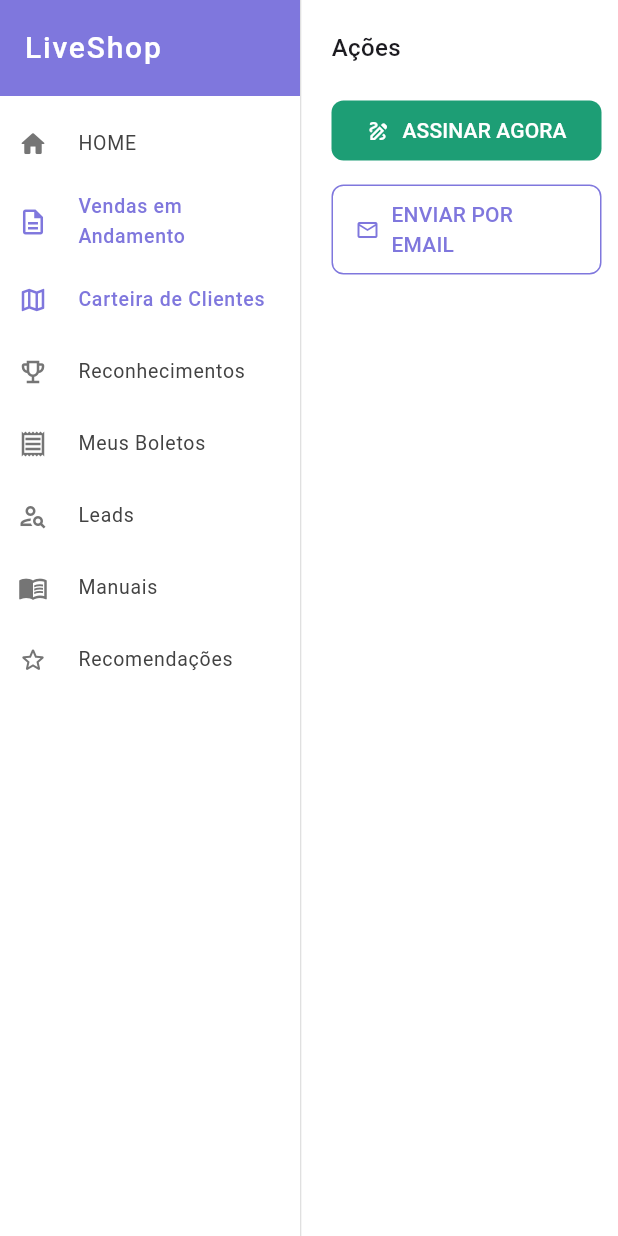
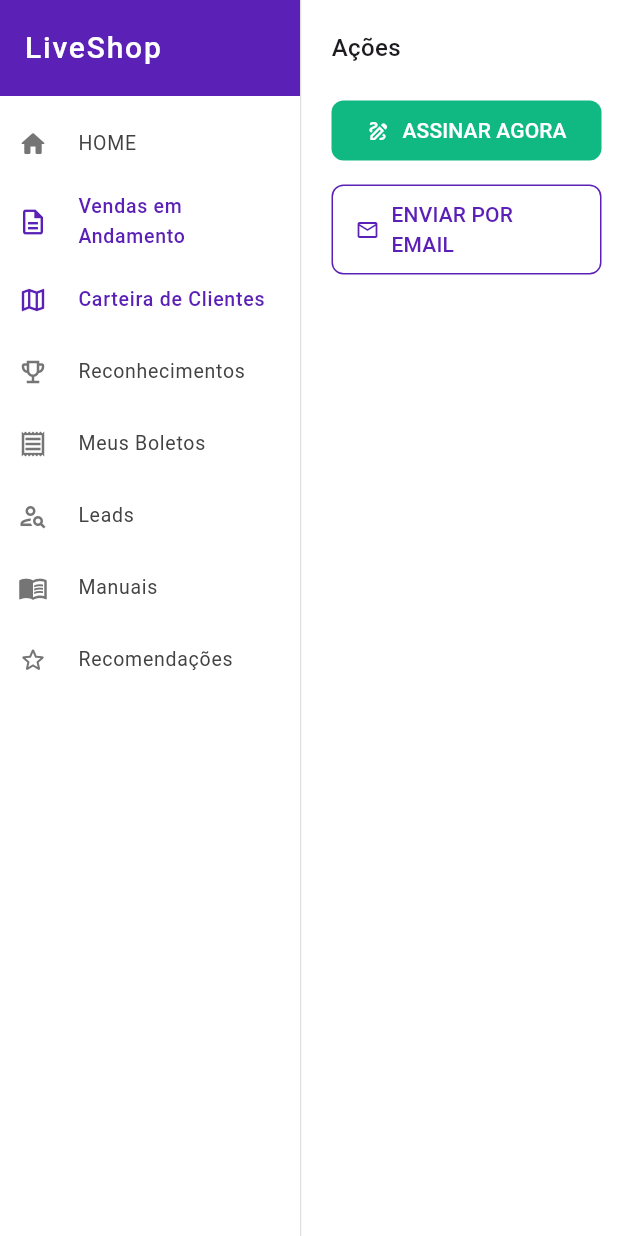
Before and after one commit to Greed9797/-liveshop_saas-frontend-, a Flutter app: the ContratoScreen screen opened by its route, on a phone screen of 412 x 824 dp. Run offline on Flutter 3.47's test engine with Material 3 defaults, Android fonts, the phone set to English and light mode, and no system bars; our stand-ins replace flutter_map, google_fonts, latlong2.

Commit message:
feat: setup material 3 theming and add ui dependencies

```diff
--- a/lib/theme/app_theme.dart
+++ b/lib/theme/app_theme.dart
@@ -1,35 +1,36 @@
 import 'package:flutter/material.dart';
+import 'package:google_fonts/google_fonts.dart';
 
-/// Paleta de cores e ThemeData global do LiveShop SaaS
 class AppColors {
-  static const primary = Color(0xFF7F77DD);       // roxo
-  static const success = Color(0xFF1D9E75);        // verde
-  static const danger  = Color(0xFFE24B4A);        // vermelho
-  static const warning = Color(0xFFBA7517);        // âmbar
-  static const info    = Color(0xFF378ADD);        // azul
-  static const lilac   = Color(0xFFAFA9EC);        // lilás recomendação
-  static const bgLight = Color(0xFFF5F5F7);        // fundo cinza claro
-  static const cardBg  = Colors.white;
+  static const Color primary = Color(0xFF5B21B6); // Deep Indigo
+  static const Color success = Color(0xFF10B981);
+  static const Color danger = Color(0xFFEF4444);
+  static const Color warning = Color(0xFFF59E0B);
+  static const Color info = Color(0xFF3B82F6);
+  static const Color lilac = Color(0xFF8B5CF6);
+  static const Color background = Color(0xFFF8FAFC);
 }
 
-class AppTheme {
-  static ThemeData get theme => ThemeData(
+final ThemeData appTheme = ThemeData(
+  useMaterial3: true,
   colorScheme: ColorScheme.fromSeed(
     seedColor: AppColors.primary,
     primary: AppColors.primary,
+    background: AppColors.background,
   ),
-    scaffoldBackgroundColor: AppColors.bgLight,
-    cardTheme: const CardThemeData(
-      color: AppColors.cardBg,
+  scaffoldBackgroundColor: AppColors.background,
+  textTheme: GoogleFonts.interTextTheme(),
+  cardTheme: CardTheme(
     elevation: 0,
     shape: RoundedRectangleBorder(
-        borderRadius: BorderRadius.all(Radius.circular(10)),
+      borderRadius: BorderRadius.circular(12),
+    ),
+    color: Colors.white,
+    shadowColor: Colors.black.withValues(alpha: 0.05),
+  ),
+  dialogTheme: DialogTheme(
+    shape: RoundedRectangleBorder(
+      borderRadius: BorderRadius.circular(12),
     ),
   ),
-    textTheme: const TextTheme(
-      bodyMedium: TextStyle(fontFamily: 'Roboto', fontWeight: FontWeight.w400),
-      labelMedium: TextStyle(fontFamily: 'Roboto', fontWeight: FontWeight.w500),
-    ),
-    useMaterial3: true,
 );
-}
```
Also changed, not shown: pubspec.yaml (+7 -0 lines). Lines whose indentation alone changed are shown as unchanged.
